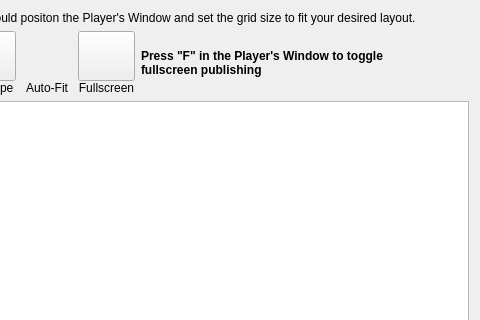
The window that DMHelper/src/configurelockedgriddialog.ui (MMetze/DMHelper) describes before a commit, drawn with Qt 5; both pictures show x 175 to 655 and y 0 to 320 of the 655 by 447 pixel window.
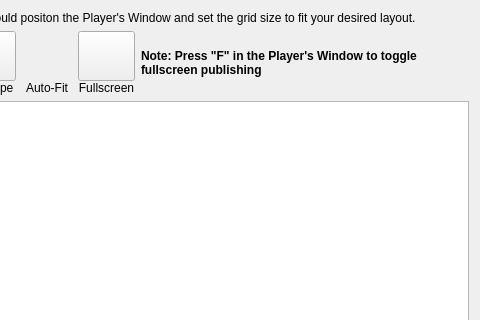
The same window after the commit. Icons and pictures are not drawn.

Patch:
```diff
--- a/DMHelper/src/configurelockedgriddialog.ui
+++ b/DMHelper/src/configurelockedgriddialog.ui
@@ -277,7 +277,7 @@
         </font>
        </property>
        <property name="text">
-        <string>Press &quot;F&quot; in the Player's Window to toggle fullscreen publishing</string>
+        <string>Note: Press &quot;F&quot; in the Player's Window to toggle fullscreen publishing</string>
        </property>
        <property name="wordWrap">
         <bool>true</bool>
```
